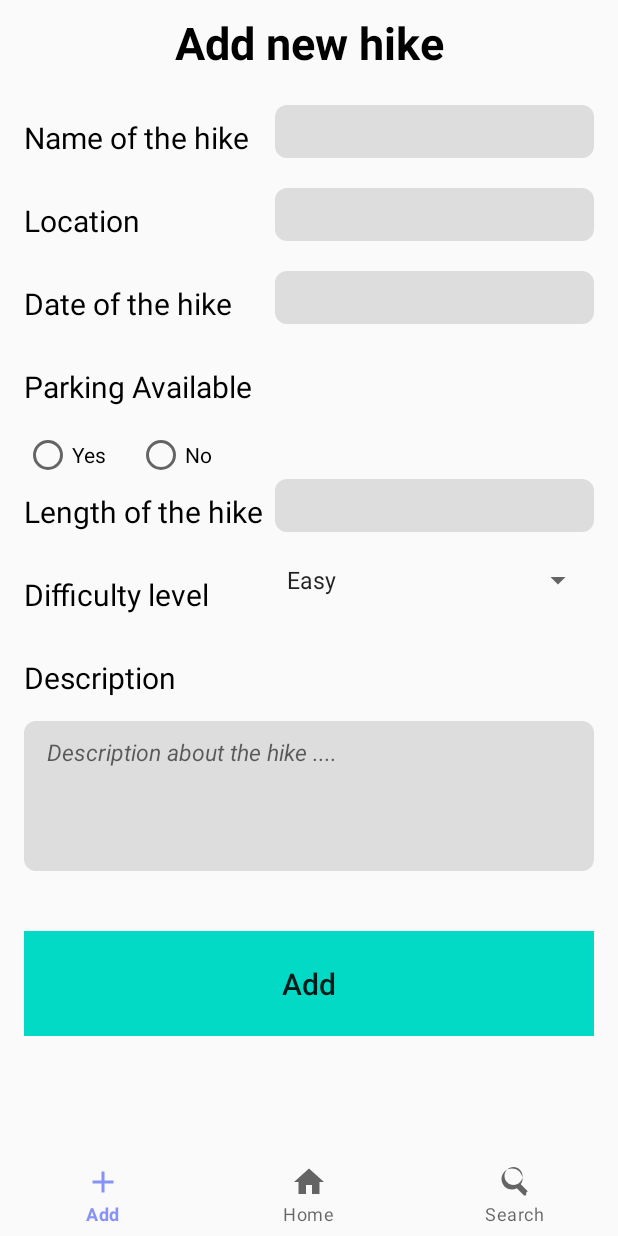
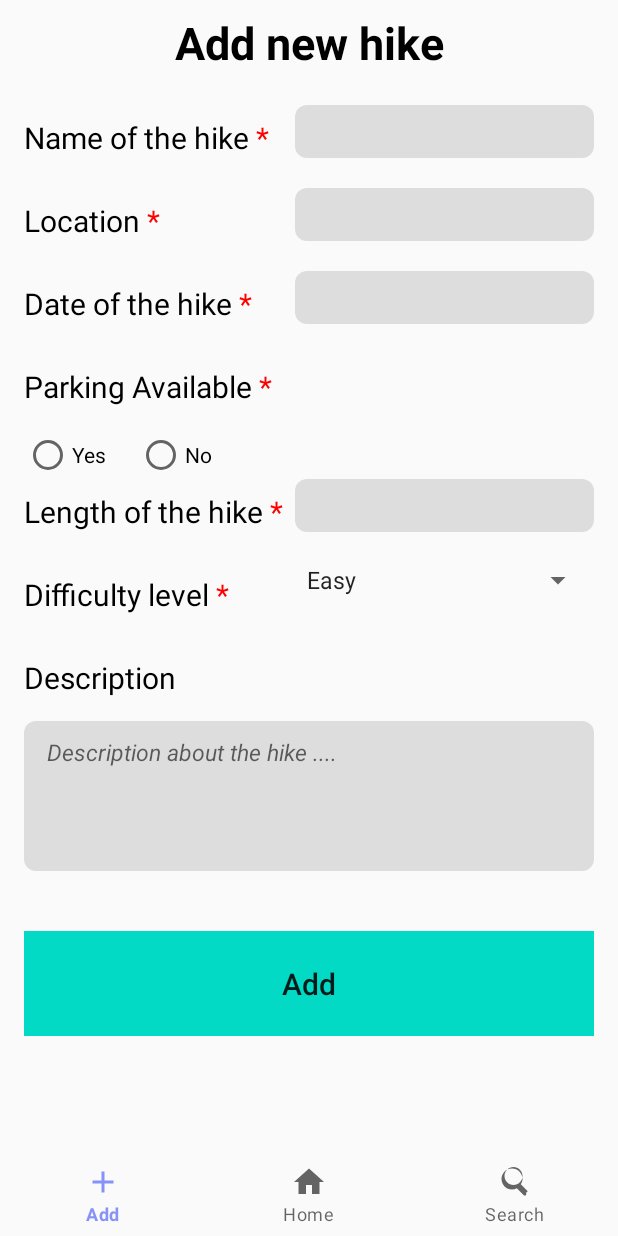
Before and after one commit to 1Ir-is/COMP1786-CourseWork, an Android app: the screen it shows after launch (MainActivity), on a phone screen of 412 x 824 dp. Run offline under Robolectric (Android 15) with nearby library versions, the phone set to English and light mode, and no system bars.

Commit message:
feat: add little red asterisk next to the require TextView

```diff
--- a/app/src/main/java/com/example/coursework/fragment/AddFragment.java
+++ b/app/src/main/java/com/example/coursework/fragment/AddFragment.java
@@ -2,11 +2,15 @@ package com.example.coursework.fragment;
 
 import android.content.DialogInterface;
 import android.content.Intent;
+import android.graphics.Color;
 import android.os.Bundle;
 
 import androidx.appcompat.app.AlertDialog;
 import androidx.fragment.app.Fragment;
 
+import android.text.Spannable;
+import android.text.SpannableString;
+import android.text.style.ForegroundColorSpan;
 import android.view.LayoutInflater;
 import android.view.View;
 import android.view.ViewGroup;
@@ -15,10 +19,13 @@ import android.widget.Button;
 import android.widget.EditText;
 import android.widget.RadioGroup;
 import android.widget.Spinner;
+import android.widget.TextView;
 
 import com.example.coursework.R;
 import com.example.coursework.activities.ConfirmationActivity;
 import com.example.coursework.databinding.FragmentAddBinding;
+
+import org.w3c.dom.Text;
 
 import java.util.ArrayList;
 import java.util.List;
@@ -78,6 +85,44 @@ public class AddFragment extends Fragment {
         binding = FragmentAddBinding.inflate(inflater, container, false);
         View view = binding.getRoot();
 
+        // Find the TextView by their IDs
+        TextView nameHikeLabel = view.findViewById(R.id.nameHike);
+        TextView locationHikeLabel = view.findViewById(R.id.nameLocation);
+        TextView dateHikeLabel = view.findViewById(R.id.dateHike);
+        TextView parkingAvailableHikeLabel = view.findViewById(R.id.parkingAvailableHike);
+        TextView lengthHikeLabel = view.findViewById(R.id.lengthHike);
+        TextView difficultyLevelHikeLabel = view.findViewById(R.id.levelHike);
+        TextView descriptionHikeLabel = view.findViewById(R.id.descriptionHike);
+
+        // Create a red asterisk (*)
+        String redAsterisk = " *";
+
+        // Create a SpannableString with the label text and the red asterisk
+        SpannableString nameHikeSpan = new SpannableString(nameHikeLabel.getText() + redAsterisk);
+        SpannableString locationHikeSpan = new SpannableString(locationHikeLabel.getText() + redAsterisk);
+        SpannableString dateHikeSpan = new SpannableString(dateHikeLabel.getText() + redAsterisk);
+        SpannableString parkingAvailableHikeSpan = new SpannableString(parkingAvailableHikeLabel.getText() + redAsterisk);
+        SpannableString lengthHikeSpan = new SpannableString(lengthHikeLabel.getText() + redAsterisk);
+        SpannableString difficultyLevelHikeSpan = new SpannableString(difficultyLevelHikeLabel.getText() + redAsterisk);
+
+        // Set the text color of the asterisk to red
+        int redColor = Color.RED;
+        nameHikeSpan.setSpan(new ForegroundColorSpan(redColor), nameHikeSpan.length() - 1, nameHikeSpan.length(), Spannable.SPAN_EXCLUSIVE_EXCLUSIVE);
+        locationHikeSpan.setSpan(new ForegroundColorSpan(redColor), locationHikeSpan.length() - 1, locationHikeSpan.length(), Spannable.SPAN_EXCLUSIVE_EXCLUSIVE);
+        dateHikeSpan.setSpan(new ForegroundColorSpan(redColor), dateHikeSpan.length() - 1, dateHikeSpan.length(), Spannable.SPAN_EXCLUSIVE_EXCLUSIVE);
+        parkingAvailableHikeSpan.setSpan(new ForegroundColorSpan(redColor), parkingAvailableHikeSpan.length() - 1, parkingAvailableHikeSpan.length(), Spannable.SPAN_EXCLUSIVE_EXCLUSIVE);
+        lengthHikeSpan.setSpan(new ForegroundColorSpan(redColor), lengthHikeSpan.length() - 1, lengthHikeSpan.length(), Spannable.SPAN_EXCLUSIVE_EXCLUSIVE);
+        difficultyLevelHikeSpan.setSpan(new ForegroundColorSpan(redColor), difficultyLevelHikeSpan.length() - 1, difficultyLevelHikeSpan.length(), Spannable.SPAN_EXCLUSIVE_EXCLUSIVE);
+
+        // Set the SpannableStrings as the text for the TextViews
+        nameHikeLabel.setText(nameHikeSpan);
+        locationHikeLabel.setText(locationHikeSpan);
+        dateHikeLabel.setText(dateHikeSpan);
+        parkingAvailableHikeLabel.setText(parkingAvailableHikeSpan);
+        lengthHikeLabel.setText(lengthHikeSpan);
+        difficultyLevelHikeLabel.setText(difficultyLevelHikeSpan);
+
+        // Find the EditText by their IDs
         final EditText hikeNameEditText = view.findViewById(R.id.hike_name_text);
         final EditText hikeLocationEditText = view.findViewById(R.id.hike_location_text);
         final EditText hikeDateEditText = view.findViewById(R.id.hike_date_text);
```
